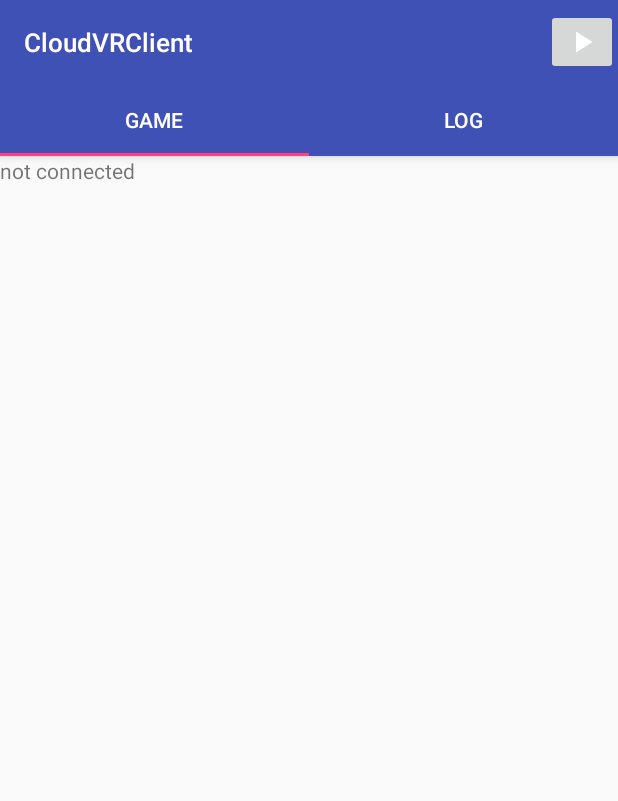
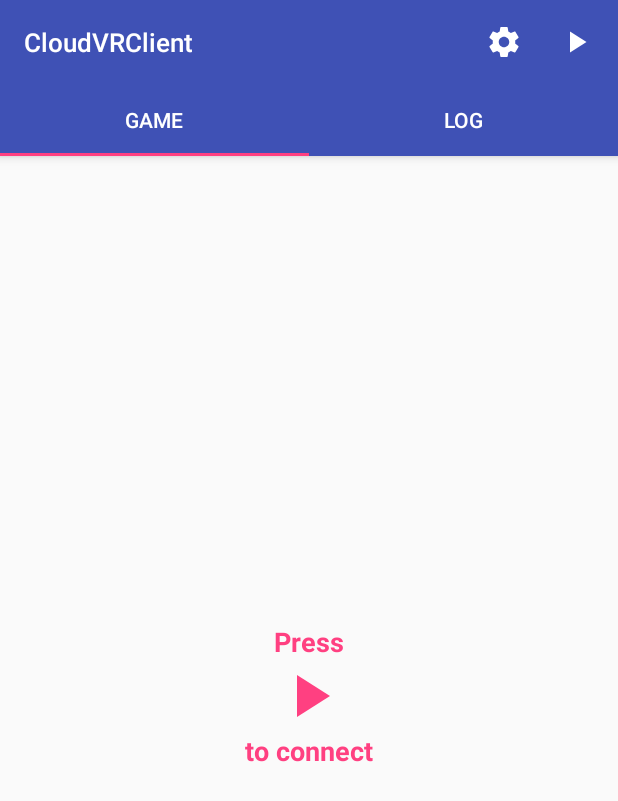
Before and after one commit to PierfrancescoSoffritti/RemoteVRClient_Android, an Android app: the screen it shows after launch (MainActivity), on a phone screen of 412 x 824 dp. Shown: the top 801 px of the screen. Run offline under Robolectric (Android 15) with nearby library versions, the phone set to English and light mode, and no system bars; our stand-ins replace ButterKnife; libraries missing offline, so code that uses them is left out: com.squareup.otto, rx.android.schedulers, rx.schedulers; 4 statements that could not run were skipped.

```diff
--- a/app/src/main/java/com/pierfrancescosoffritti/remotevrclient/FPSCounter.java
+++ b/app/src/main/java/com/pierfrancescosoffritti/remotevrclient/FPSCounter.java
@@ -2,7 +2,8 @@ package com.pierfrancescosoffritti.remotevrclient;
 
 import android.widget.TextView;
 
-import com.pierfrancescosoffritti.remotevrclient.utils.LoggerBus;
+import com.pierfrancescosoffritti.remotevrclient.logging.ILogger;
+import com.pierfrancescosoffritti.remotevrclient.logging.LoggerBus;
 import com.pierfrancescosoffritti.remotevrclient.utils.PerformanceMonitor;
 import com.squareup.otto.Subscribe;
 
--- a/app/src/main/java/com/pierfrancescosoffritti/remotevrclient/ILogger.java
+++ /dev/null
@@ -1,11 +0,0 @@
-package com.pierfrancescosoffritti.remotevrclient;
-
-import com.pierfrancescosoffritti.remotevrclient.utils.LoggerBus;
-
-/**
- * Created by Pierfrancesco on 04/03/2016.
- */
-public interface ILogger {
-
-    void onLog(LoggerBus.Log log);
-}
--- a/app/src/main/java/com/pierfrancescosoffritti/remotevrclient/MainActivity.java
+++ b/app/src/main/java/com/pierfrancescosoffritti/remotevrclient/MainActivity.java
@@ -8,6 +8,8 @@ import android.support.v7.app.AppCompatActivity;
 import android.util.Pair;
 
 import com.pierfrancescosoffritti.remotevrclient.adapters.ViewPagerAdapter;
+import com.pierfrancescosoffritti.remotevrclient.fragments.LogFragment;
+import com.pierfrancescosoffritti.remotevrclient.fragments.GameFragment;
 import com.pierfrancescosoffritti.remotevrclient.utils.Fragments;
 
 import butterknife.ButterKnife;
@@ -27,23 +29,20 @@ public class MainActivity extends AppCompatActivity {
 
         setSupportActionBar(ButterKnife.findById(this, R.id.toolbar));
 
-        RemoteVRFragment remoteVRFragment;
-        LogFragment logFragment;
-        if(savedInstanceState == null) {
-            remoteVRFragment = (RemoteVRFragment) Fragments.findFragment(getSupportFragmentManager(), RemoteVRFragment.newInstance());
-            logFragment = (LogFragment) Fragments.findFragment(getSupportFragmentManager(), LogFragment.newInstance());
-        } else {
-            String tag0 = savedInstanceState.getString(TAG_0);
-            String tag1 = savedInstanceState.getString(TAG_1);
-
-            remoteVRFragment = (RemoteVRFragment) getSupportFragmentManager().findFragmentByTag(tag0);
-            logFragment = (LogFragment) getSupportFragmentManager().findFragmentByTag(tag1);
-        }
+        GameFragment gameFragment = (GameFragment) getFragment(savedInstanceState, GameFragment.newInstance(), TAG_0);
+        LogFragment logFragment = (LogFragment) getFragment(savedInstanceState, LogFragment.newInstance(), TAG_1);
 
         setUpViewPager(
-                new Pair(remoteVRFragment, getString(R.string.game)),
+                new Pair(gameFragment, getString(R.string.game)),
                 new Pair(logFragment, getString(R.string.log))
         );
+    }
+
+    private Fragment getFragment(Bundle savedInstanceState, Fragment fragment, String tag) {
+        if(savedInstanceState == null)
+            return Fragments.findFragment(getSupportFragmentManager(), fragment);
+        else
+            return getSupportFragmentManager().findFragmentByTag(savedInstanceState.getString(tag));
     }
 
     private void setUpViewPager(Pair<Fragment, String>... fragments) {
--- a/app/src/main/java/com/pierfrancescosoffritti/remotevrclient/ServerConnection.java
+++ b/app/src/main/java/com/pierfrancescosoffritti/remotevrclient/ServerConnection.java
@@ -3,7 +3,7 @@ package com.pierfrancescosoffritti.remotevrclient;
 import android.graphics.Bitmap;
 import android.graphics.BitmapFactory;
 
-import com.pierfrancescosoffritti.remotevrclient.utils.LoggerBus;
+import com.pierfrancescosoffritti.remotevrclient.logging.LoggerBus;
 import com.pierfrancescosoffritti.remotevrclient.utils.PerformanceMonitor;
 
 import java.io.DataInputStream;
--- /dev/null
+++ b/app/src/main/java/com/pierfrancescosoffritti/remotevrclient/fragments/BaseFragment.java
@@ -0,0 +1,32 @@
+package com.pierfrancescosoffritti.remotevrclient.fragments;
+
+import android.support.v4.app.Fragment;
+
+import butterknife.ButterKnife;
+
+/**
+ * Created by  Pierfrancesco on 06/03/2016.
+ */
+public abstract class BaseFragment extends Fragment {
+
+    @Override
+    public void onDestroyView() {
+        super.onDestroyView();
+        ButterKnife.unbind(this);
+    }
+
+    @Override
+    public void onResume() {
+        super.onResume();
+        register();
+    }
+
+    @Override
+    public void onPause() {
+        super.onPause();
+        unregister();
+    }
+
+    protected abstract void unregister();
+    protected abstract void register();
+}
--- a/app/src/main/java/com/pierfrancescosoffritti/remotevrclient/RemoteVRFragment.java
+++ b/app/src/main/java/com/pierfrancescosoffritti/remotevrclient/fragments/GameFragment.java
@@ -1,15 +1,18 @@
-package com.pierfrancescosoffritti.remotevrclient;
+package com.pierfrancescosoffritti.remotevrclient.fragments;
 
 import android.os.Bundle;
-import android.support.v4.app.Fragment;
-import android.support.v7.app.AppCompatActivity;
 import android.support.v7.widget.Toolbar;
 import android.view.Gravity;
 import android.view.LayoutInflater;
 import android.view.View;
 import android.view.ViewGroup;
 
-import com.pierfrancescosoffritti.remotevrclient.utils.ConsoleLogger;
+import com.pierfrancescosoffritti.remotevrclient.EventBus;
+import com.pierfrancescosoffritti.remotevrclient.Events;
+import com.pierfrancescosoffritti.remotevrclient.FPSCounter;
+import com.pierfrancescosoffritti.remotevrclient.R;
+import com.pierfrancescosoffritti.remotevrclient.RemoteVRView;
+import com.pierfrancescosoffritti.remotevrclient.ServerConnection;
 import com.squareup.otto.Subscribe;
 
 import butterknife.Bind;
@@ -18,29 +21,27 @@ import rx.Subscription;
 import rx.android.schedulers.AndroidSchedulers;
 import rx.schedulers.Schedulers;
 
-public class RemoteVRFragment extends Fragment {
+public class GameFragment extends BaseFragment {
 
-    private RemoteVRView remoteVRView;
 
     private ServerConnection serverConnection;
     private Subscription subscription;
 
-    private FPSCounter fpsCounter;
-    private ConsoleLogger consoleLogger;
-
+    @Bind(R.id.remotevr_view) RemoteVRView remoteVRView;
     @Bind(R.id.connected_view) View connectedView;
     @Bind(R.id.not_connected_view) View notConnectedView;
+
+    private FPSCounter fpsCounter;
 
     private View connectButton;
     private View disconnectButton;
 
-    public RemoteVRFragment() {
+    public GameFragment() {
         serverConnection = new ServerConnection();
     }
 
-    public static RemoteVRFragment newInstance() {
-        RemoteVRFragment fragment = new RemoteVRFragment();
-        return fragment;
+    public static GameFragment newInstance() {
+        return new GameFragment();
     }
 
     @Override
@@ -48,24 +49,23 @@ public class RemoteVRFragment extends Fragment {
         View view = inflater.inflate(R.layout.fragment_remote_vr, container, false);
         ButterKnife.bind(this, view);
 
-        remoteVRView = ButterKnife.findById(view, R.id.remotevr_view);
-
         fpsCounter = new FPSCounter(ButterKnife.findById(view, R.id.fps_counter));
-        consoleLogger = new ConsoleLogger();
-
         setupToolbar();
 
         return view;
     }
 
     private void setupToolbar() {
-        AppCompatActivity activity = (AppCompatActivity) getActivity();
-        Toolbar toolbar = (Toolbar) activity.findViewById(R.id.toolbar);
+        Toolbar toolbar = (Toolbar) getActivity().findViewById(R.id.toolbar);
 
-        if(toolbar.getChildCount() > 2)
-            for(int i=2; i<toolbar.getChildCount(); i++)
+        if(toolbar.getChildCount() > 1)
+            for(int i=1; i<toolbar.getChildCount(); i++)
                 toolbar.removeView(toolbar.getChildAt(i));
 
+        setupButtons(toolbar);
+    }
+
+    private void setupButtons(Toolbar toolbar) {
         View connectionControls = LayoutInflater.from(getContext()).inflate(R.layout.connection_controls, toolbar, false);
         Toolbar.LayoutParams params = new Toolbar.LayoutParams(Toolbar.LayoutParams.WRAP_CONTENT, Toolbar.LayoutParams.WRAP_CONTENT);
         params.gravity = Gravity.RIGHT;
@@ -76,6 +76,7 @@ public class RemoteVRFragment extends Fragment {
 
         connectButton.setOnClickListener((view) -> startClient());
         disconnectButton.setOnClickListener((view) -> { if(subscription != null && !subscription.isUnsubscribed()) subscription.unsubscribe(); });
+        connectionControls.findViewById(R.id.settings).setOnClickListener((view) -> { });
     }
 
     private void startClient() {
@@ -88,24 +89,14 @@ public class RemoteVRFragment extends Fragment {
     }
 
     @Override
-    public void onDestroyView() {
-        super.onDestroyView();
-        ButterKnife.unbind(this);
-    }
-
-    @Override
-    public void onResume() {
-        super.onResume();
+    public void register() {
         fpsCounter.register();
-        consoleLogger.register();
         EventBus.getInstance().register(this);
     }
 
     @Override
-    public void onPause() {
-        super.onPause();
+    public void unregister() {
         fpsCounter.unregister();
-        consoleLogger.unregister();
         EventBus.getInstance().unregister(this);
     }
 
@@ -115,18 +106,18 @@ public class RemoteVRFragment extends Fragment {
         subscription.unsubscribe();
     }
 
+    @SuppressWarnings("unused")
     @Subscribe
     public void onServerConnected(Events.ServerConnected e) {
-        System.out.println("server connected");
         connectedView.setVisibility(View.VISIBLE);
         notConnectedView.setVisibility(View.GONE);
         connectButton.setVisibility(View.GONE);
         disconnectButton.setVisibility(View.VISIBLE);
     }
 
+    @SuppressWarnings("unused")
     @Subscribe
     public void onServerDisconnected(Events.ServerDisconnected e) {
-        System.out.println("server disconnected");
         connectedView.setVisibility(View.GONE);
         notConnectedView.setVisibility(View.VISIBLE);
         connectButton.setVisibility(View.VISIBLE);
--- a/app/src/main/java/com/pierfrancescosoffritti/remotevrclient/LogFragment.java
+++ b/app/src/main/java/com/pierfrancescosoffritti/remotevrclient/fragments/LogFragment.java
@@ -1,20 +1,21 @@
-package com.pierfrancescosoffritti.remotevrclient;
+package com.pierfrancescosoffritti.remotevrclient.fragments;
 
 import android.os.Bundle;
-import android.support.v4.app.Fragment;
 import android.view.LayoutInflater;
 import android.view.View;
 import android.view.ViewGroup;
 import android.widget.TextView;
 
-import com.pierfrancescosoffritti.remotevrclient.utils.LoggerBus;
+import com.pierfrancescosoffritti.remotevrclient.R;
+import com.pierfrancescosoffritti.remotevrclient.logging.ILogger;
+import com.pierfrancescosoffritti.remotevrclient.logging.LoggerBus;
 import com.squareup.otto.Subscribe;
 
 import butterknife.Bind;
 import butterknife.ButterKnife;
 
 
-public class LogFragment extends Fragment implements ILogger {
+public class LogFragment extends BaseFragment implements ILogger {
 
     @Bind(R.id.log_view) TextView logView;
 
@@ -27,33 +28,19 @@ public class LogFragment extends Fragment implements ILogger {
     }
 
     @Override
-    public void onCreate(Bundle savedInstanceState) {
-        super.onCreate(savedInstanceState);
-    }
-
-    @Override
     public View onCreateView(LayoutInflater inflater, ViewGroup container, Bundle savedInstanceState) {
         View view = inflater.inflate(R.layout.fragment_log, container, false);
         ButterKnife.bind(this, view);
-
         return view;
     }
 
     @Override
-    public void onDestroyView() {
-        super.onDestroyView();
-        ButterKnife.unbind(this);
-    }
-
-    @Override
-    public void onResume() {
-        super.onResume();
+    public void register() {
         LoggerBus.getInstance().register(this);
     }
 
     @Override
-    public void onStop() {
-        super.onStop();
+    public void unregister() {
         LoggerBus.getInstance().unregister(this);
     }
 
--- a/app/src/main/java/com/pierfrancescosoffritti/remotevrclient/utils/ConsoleLogger.java
+++ b/app/src/main/java/com/pierfrancescosoffritti/remotevrclient/logging/ConsoleLogger.java
@@ -1,8 +1,7 @@
-package com.pierfrancescosoffritti.remotevrclient.utils;
+package com.pierfrancescosoffritti.remotevrclient.logging;
 
 import android.util.Log;
 
-import com.pierfrancescosoffritti.remotevrclient.ILogger;
 import com.squareup.otto.Subscribe;
 
 /**
--- /dev/null
+++ b/app/src/main/java/com/pierfrancescosoffritti/remotevrclient/logging/ILogger.java
@@ -0,0 +1,9 @@
+package com.pierfrancescosoffritti.remotevrclient.logging;
+
+/**
+ * Created by Pierfrancesco on 04/03/2016.
+ */
+public interface ILogger {
+
+    void onLog(LoggerBus.Log log);
+}
--- a/app/src/main/java/com/pierfrancescosoffritti/remotevrclient/utils/LoggerBus.java
+++ b/app/src/main/java/com/pierfrancescosoffritti/remotevrclient/logging/LoggerBus.java
@@ -1,4 +1,4 @@
-package com.pierfrancescosoffritti.remotevrclient.utils;
+package com.pierfrancescosoffritti.remotevrclient.logging;
 
 import android.os.Handler;
 import android.os.Looper;
--- a/app/src/main/java/com/pierfrancescosoffritti/remotevrclient/utils/PerformanceMonitor.java
+++ b/app/src/main/java/com/pierfrancescosoffritti/remotevrclient/utils/PerformanceMonitor.java
@@ -1,4 +1,6 @@
 package com.pierfrancescosoffritti.remotevrclient.utils;
+
+import com.pierfrancescosoffritti.remotevrclient.logging.LoggerBus;
 
 import java.util.ArrayList;
 import java.util.List;
--- /dev/null
+++ b/app/src/main/res/drawable/ic_play_arrow_48dp.xml
@@ -0,0 +1,4 @@
+<vector android:height="48dp" android:viewportHeight="24.0"
+    android:viewportWidth="24.0" android:width="48dp" xmlns:android="http://schemas.android.com/apk/res/android">
+    <path android:fillColor="#FF000000" android:pathData="M8,5v14l11,-7z"/>
+</vector>
--- /dev/null
+++ b/app/src/main/res/drawable/ic_settings_24dp.xml
@@ -0,0 +1,9 @@
+<vector xmlns:android="http://schemas.android.com/apk/res/android"
+        android:width="24dp"
+        android:height="24dp"
+        android:viewportWidth="24.0"
+        android:viewportHeight="24.0">
+    <path
+        android:fillColor="#FF000000"
+        android:pathData="M19.43,12.98c0.04,-0.32 0.07,-0.64 0.07,-0.98s-0.03,-0.66 -0.07,-0.98l2.11,-1.65c0.19,-0.15 0.24,-0.42 0.12,-0.64l-2,-3.46c-0.12,-0.22 -0.39,-0.3 -0.61,-0.22l-2.49,1c-0.52,-0.4 -1.08,-0.73 -1.69,-0.98l-0.38,-2.65C14.46,2.18 14.25,2 14,2h-4c-0.25,0 -0.46,0.18 -0.49,0.42l-0.38,2.65c-0.61,0.25 -1.17,0.59 -1.69,0.98l-2.49,-1c-0.23,-0.09 -0.49,0 -0.61,0.22l-2,3.46c-0.13,0.22 -0.07,0.49 0.12,0.64l2.11,1.65c-0.04,0.32 -0.07,0.65 -0.07,0.98s0.03,0.66 0.07,0.98l-2.11,1.65c-0.19,0.15 -0.24,0.42 -0.12,0.64l2,3.46c0.12,0.22 0.39,0.3 0.61,0.22l2.49,-1c0.52,0.4 1.08,0.73 1.69,0.98l0.38,2.65c0.03,0.24 0.24,0.42 0.49,0.42h4c0.25,0 0.46,-0.18 0.49,-0.42l0.38,-2.65c0.61,-0.25 1.17,-0.59 1.69,-0.98l2.49,1c0.23,0.09 0.49,0 0.61,-0.22l2,-3.46c0.12,-0.22 0.07,-0.49 -0.12,-0.64l-2.11,-1.65zM12,15.5c-1.93,0 -3.5,-1.57 -3.5,-3.5s1.57,-3.5 3.5,-3.5 3.5,1.57 3.5,3.5 -1.57,3.5 -3.5,3.5z"/>
+</vector>
--- a/app/src/main/res/layout/connection_controls.xml
+++ b/app/src/main/res/layout/connection_controls.xml
@@ -1,24 +1,46 @@
 <?xml version="1.0" encoding="utf-8"?>
-<FrameLayout
+<LinearLayout
     xmlns:android="http://schemas.android.com/apk/res/android"
     xmlns:app="http://schemas.android.com/apk/res-auto"
     android:layout_width="wrap_content"
-    android:layout_height="wrap_content" >
+    android:layout_height="match_parent" >
+
+    <ImageButton
+        android:id="@+id/settings"
+        android:layout_width="wrap_content"
+        android:layout_height="match_parent"
+        app:srcCompat="@drawable/ic_settings_24dp"
+        android:background="?attr/selectableItemBackground"
+        android:tint="@android:color/white"
+        android:layout_gravity="center_vertical"
+
+        android:layout_marginRight="8dp"
+        android:padding="8dp" />
 
     <ImageButton
         android:id="@+id/connect"
         android:layout_width="wrap_content"
-        android:layout_height="wrap_content"
+        android:layout_height="match_parent"
         app:srcCompat="@drawable/ic_play_arrow_24dp"
+        android:background="?attr/selectableItemBackground"
         android:tint="@android:color/white"
-        android:visibility="visible" />
+        android:layout_gravity="center_vertical"
+        android:visibility="visible"
+
+        android:layout_marginRight="8dp"
+        android:padding="8dp" />
 
     <ImageButton
         android:id="@+id/disconnect"
         android:layout_width="wrap_content"
-        android:layout_height="wrap_content"
+        android:layout_height="match_parent"
         app:srcCompat="@drawable/ic_stop_24dp"
+        android:background="?attr/selectableItemBackground"
         android:tint="@android:color/white"
-        android:visibility="gone"/>
+        android:layout_gravity="center_vertical"
+        android:visibility="gone"
 
-</FrameLayout>
+        android:layout_marginRight="8dp"
+        android:padding="8dp" />
+
+</LinearLayout>
--- a/app/src/main/res/layout/fragment_log.xml
+++ b/app/src/main/res/layout/fragment_log.xml
@@ -2,7 +2,7 @@
     xmlns:tools="http://schemas.android.com/tools"
     android:layout_width="match_parent"
     android:layout_height="match_parent"
-    tools:context="com.pierfrancescosoffritti.remotevrclient.LogFragment">
+    tools:context=".fragments.LogFragment">
 
     <ScrollView
         android:layout_width="match_parent"
--- a/app/src/main/res/layout/fragment_remote_vr.xml
+++ b/app/src/main/res/layout/fragment_remote_vr.xml
@@ -1,6 +1,7 @@
 <?xml version="1.0" encoding="utf-8"?>
 <FrameLayout
     xmlns:android="http://schemas.android.com/apk/res/android"
+    xmlns:app="http://schemas.android.com/apk/res-auto"
     android:layout_width="match_parent"
     android:layout_height="match_parent" >
 
@@ -33,12 +34,41 @@
     <RelativeLayout
         android:id="@+id/not_connected_view"
         android:layout_width="match_parent"
-        android:layout_height="match_parent">
+        android:layout_height="match_parent"
+        android:orientation="vertical">
 
         <TextView
             android:layout_width="wrap_content"
             android:layout_height="wrap_content"
-            android:text="not connected" />
+
+            android:text="@string/press"
+            android:textStyle="bold"
+            android:textSize="18sp"
+            android:textColor="@color/colorAccent"
+
+            android:layout_centerHorizontal="true"
+            android:layout_above="@+id/center" />
+
+        <ImageView
+            android:id="@+id/center"
+            android:layout_width="wrap_content"
+            android:layout_height="wrap_content"
+            app:srcCompat="@drawable/ic_play_arrow_48dp"
+            android:tint="@color/colorAccent"
+
+            android:layout_centerInParent="true" />
+
+        <TextView
+            android:layout_width="wrap_content"
+            android:layout_height="wrap_content"
+
+            android:text="@string/to_connect"
+            android:textStyle="bold"
+            android:textSize="18sp"
+            android:textColor="@color/colorAccent"
+
+            android:layout_centerHorizontal="true"
+            android:layout_below="@+id/center" />
 
     </RelativeLayout>
 
--- a/app/src/main/res/values/strings.xml
+++ b/app/src/main/res/values/strings.xml
@@ -2,9 +2,8 @@
     <string name="app_name">CloudVRClient</string>
     <string name="sample_text">sample_text</string>
     <string name="fps_counter">fps_counter</string>
-
-    <!-- TODO: Remove or change this placeholder text -->
-    <string name="hello_blank_fragment">Hello blank fragment</string>
     <string name="game">Game</string>
     <string name="log">Log</string>
+    <string name="press">Press</string>
+    <string name="to_connect">to connect</string>
 </resources>
```
